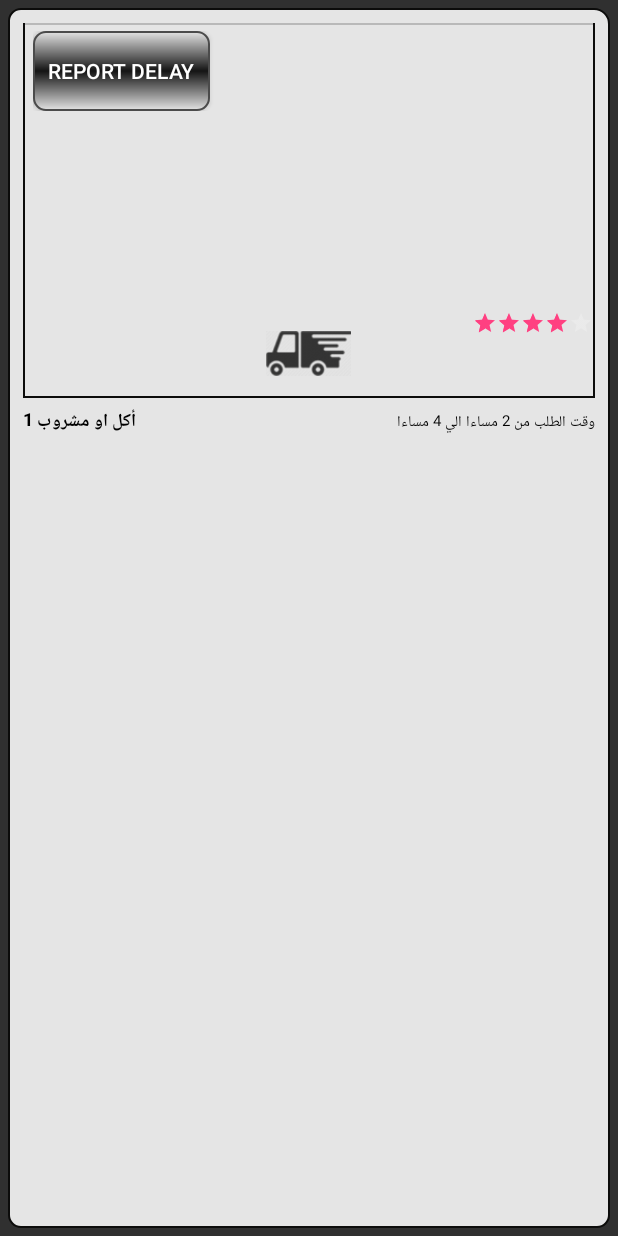
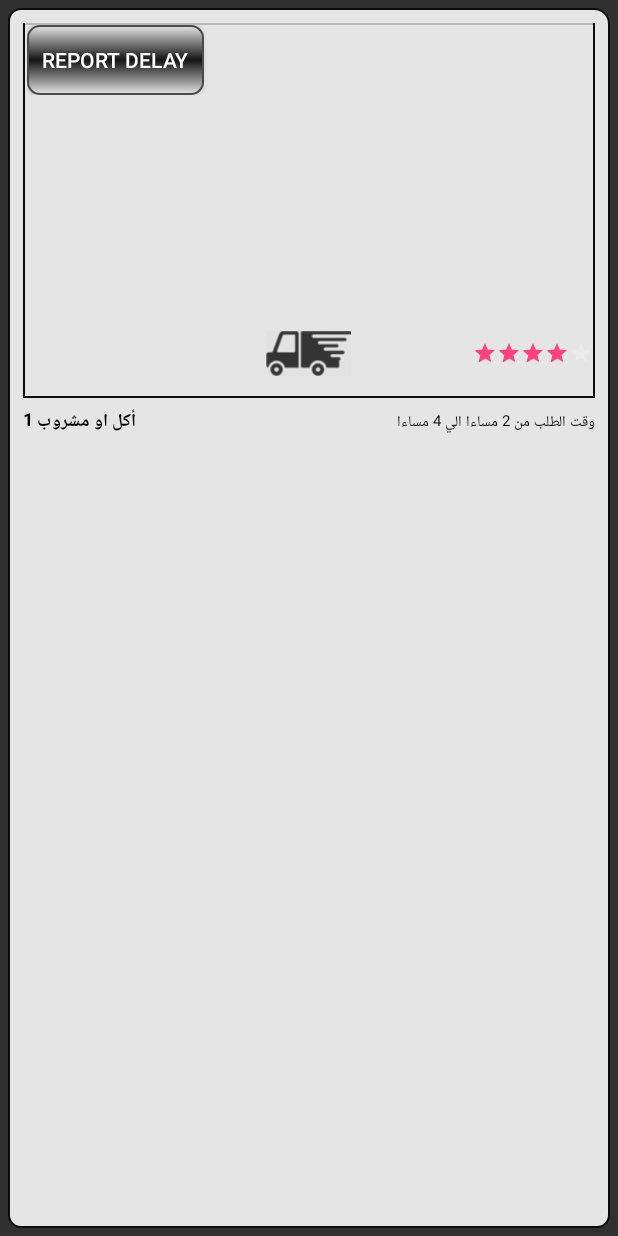
Before and after one commit to raedhosny/TastyHomeMade, an Android app: the layout orderfollowup_list_item.xml on its own in the app's theme, with its tools: preview values and no code run, on a phone screen of 412 x 824 dp. Run offline under Robolectric (Android 15) with nearby library versions, the phone set to English and light mode, and no system bars.

Commit message:
First Version

```diff
--- a/app/src/main/java/com/tastyhomemade/tastyhomemade/Business/OrdersDB.java
+++ b/app/src/main/java/com/tastyhomemade/tastyhomemade/Business/OrdersDB.java
@@ -61,6 +61,8 @@ public class OrdersDB {
             stmt.setBoolean(18,p_ObjOrder.isReportDelayed());
 
             ResultSet ObjResultSet = stmt.executeQuery();
+
+            ObjConnection.close();
 
             if (ObjResultSet.next())
                 return ObjResultSet.getInt(1);
--- a/app/src/main/java/com/tastyhomemade/tastyhomemade/Fragment/OrdersFollowUpFragment.java
+++ b/app/src/main/java/com/tastyhomemade/tastyhomemade/Fragment/OrdersFollowUpFragment.java
@@ -46,7 +46,7 @@ public class OrdersFollowUpFragment extends Fragment {
                     public void run() {
 
                         lvOrders.setAdapter(ObjOrdersFollowUpAdapter);
-                        //Utils.setListViewHeightBasedOnChildren(lvOrders);
+                        Utils.setListViewHeightBasedOnChildren(lvOrders);
                     }
                 });
             }
--- a/app/src/main/res/layout/orderfollowup_list_item.xml
+++ b/app/src/main/res/layout/orderfollowup_list_item.xml
@@ -43,7 +43,9 @@
                 android:layout_marginBottom="2px"
                 android:layout_marginLeft="2px"
                 android:layout_marginRight="2px"
-                android:background="#CCe5e5e5">
+                android:background="#CCe5e5e5"
+
+                >
 
                 <RatingBar
                     android:id="@+id/FoodRating"
@@ -55,6 +57,7 @@
                     android:layout_weight="0.4"
                     android:numStars="5"
                     android:rating="4"
+                    android:layout_centerInParent="true"
 
                     />
 
@@ -78,12 +81,12 @@
                 android:layout_marginLeft="2px"
                 android:layout_marginRight="2px"
                 android:background="#CCe5e5e5"
-                android:padding="5dp">
+                android:padding="1dp">
 
                 <Button
                     android:id="@+id/btnReportDelay"
                     android:layout_width="wrap_content"
-                    android:layout_height="80px"
+                    android:layout_height="70px"
                     android:layout_alignParentStart="true"
                     android:layout_alignParentTop="true"
                     android:background="@drawable/button_style2"
```
Also changed, not shown: app/src/main/java/com/tastyhomemade/tastyhomemade/Adapter/OrdersFollowupAdapter.java (+6 -2 lines), app/src/main/res/layout/fragment_ordersfollowup.xml (+9 -2 lines).
